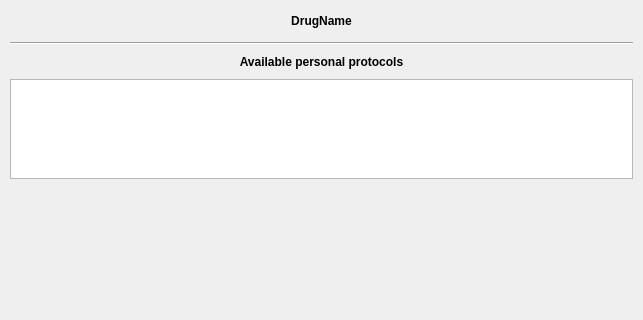
Above: plugins/drugsplugin/dosagedialog/dosagecreatordialog.ui from FreeHealth/freehealth before the change; both pictures show x 0 to 643 and y 0 to 320 of the 643 by 473 pixel window. Below: the same form after it.
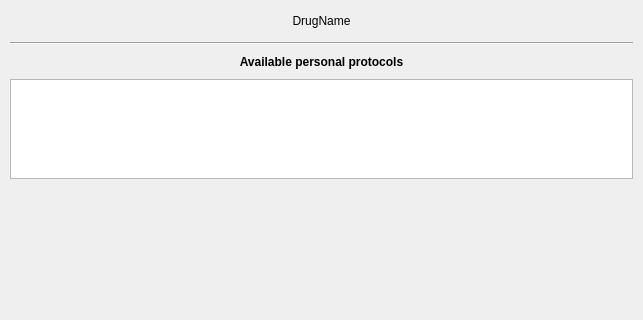
That is the form after the change. Custom widgets are drawn as their Qt base class.

```diff
--- a/plugins/drugsplugin/dosagedialog/dosagecreatordialog.ui
+++ b/plugins/drugsplugin/dosagedialog/dosagecreatordialog.ui
@@ -57,8 +57,8 @@
        </property>
        <property name="font">
         <font>
-         <weight>75</weight>
-         <bold>true</bold>
+         <weight>50</weight>
+         <bold>false</bold>
         </font>
        </property>
        <property name="text">
```
Left out of the diff: 11 changed lines with no effect on the pictures.
